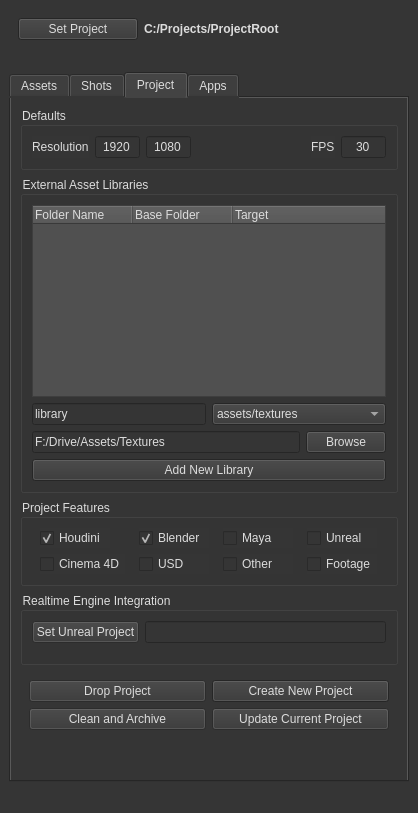
Qt form scripts/ui/project_manager.ui (kurzemnieks/re_pipeline) before a commit.
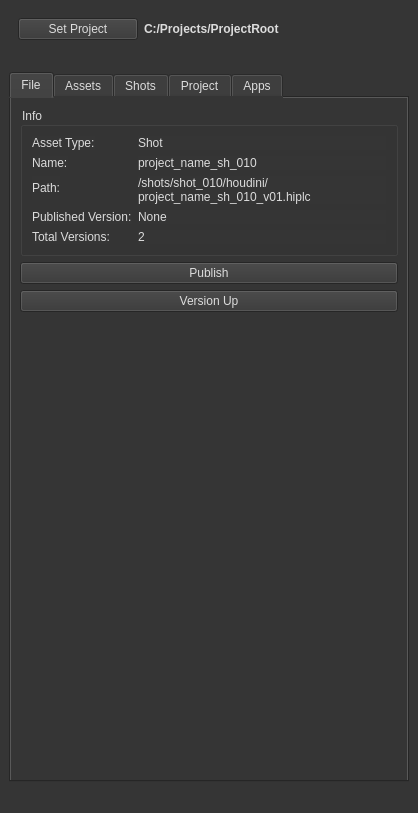
The same form after that commit. Icons and pictures are not drawn.

Commit message: Fixes. Shot frame range from 1001.

```diff
--- a/scripts/ui/project_manager.ui
+++ b/scripts/ui/project_manager.ui
@@ -119,8 +119,172 @@
        <string notr="true"/>
       </property>
       <property name="currentIndex">
-       <number>2</number>
+       <number>0</number>
       </property>
+      <widget class="QWidget" name="tab_Edit">
+       <attribute name="icon">
+        <iconset>
+         <normalon>icons/archive.png</normalon>
+        </iconset>
+       </attribute>
+       <attribute name="title">
+        <string>File</string>
+       </attribute>
+       <attribute name="toolTip">
+        <string>Operations with the active asset or shot!</string>
+       </attribute>
+       <layout class="QVBoxLayout" name="verticalLayout_9">
+        <item>
+         <widget class="QGroupBox" name="groupBox_3">
+          <property name="minimumSize">
+           <size>
+            <width>0</width>
+            <height>0</height>
+           </size>
+          </property>
+          <property name="title">
+           <string>Info</string>
+          </property>
+          <layout class="QFormLayout" name="formLayout_2">
+           <item row="0" column="0">
+            <widget class="QLabel" name="label_2">
+             <property name="text">
+              <string>Asset Type:</string>
+             </property>
+            </widget>
+           </item>
+           <item row="0" column="1">
+            <widget class="QLabel" name="lebelCurrentType">
+             <property name="text">
+              <string>Shot</string>
+             </property>
+             <property name="alignment">
+              <set>Qt::AlignLeading|Qt::AlignLeft|Qt::AlignVCenter</set>
+             </property>
+            </widget>
+           </item>
+           <item row="1" column="0">
+            <widget class="QLabel" name="label_3">
+             <property name="text">
+              <string>Name:</string>
+             </property>
+            </widget>
+           </item>
+           <item row="1" column="1">
+            <widget class="QLabel" name="labelCurrentName">
+             <property name="text">
+              <string>project_name_sh_010</string>
+             </property>
+             <property name="alignment">
+              <set>Qt::AlignLeading|Qt::AlignLeft|Qt::AlignVCenter</set>
+             </property>
+             <property name="textInteractionFlags">
+              <set>Qt::LinksAccessibleByMouse|Qt::TextSelectableByKeyboard|Qt::TextSelectableByMouse</set>
+             </property>
+            </widget>
+           </item>
+           <item row="2" column="0">
+            <widget class="QLabel" name="label_4">
+             <property name="text">
+              <string>Path:</string>
+             </property>
+            </widget>
+           </item>
+           <item row="2" column="1">
+            <widget class="QLabel" name="labelCurrentPath">
+             <property name="text">
+              <string>/shots/shot_010/houdini/project_name_sh_010_v01.hiplc</string>
+             </property>
+             <property name="scaledContents">
+              <bool>false</bool>
+             </property>
+             <property name="alignment">
+              <set>Qt::AlignLeading|Qt::AlignLeft|Qt::AlignVCenter</set>
+             </property>
+             <property name="wordWrap">
+              <bool>true</bool>
+             </property>
+             <property name="textInteractionFlags">
+              <set>Qt::LinksAccessibleByMouse|Qt::TextSelectableByKeyboard|Qt::TextSelectableByMouse</set>
+             </property>
+            </widget>
+           </item>
+           <item row="3" column="0">
+            <widget class="QLabel" name="label_5">
+             <property name="text">
+              <string>Published Version:</string>
+             </property>
+            </widget>
+           </item>
+           <item row="4" column="0">
+            <widget class="QLabel" name="label_6">
+             <property name="text">
+              <string>Total Versions:</string>
+             </property>
+            </widget>
+           </item>
+           <item row="4" column="1">
+            <widget class="QLabel" name="labelTotalVersions">
+             <property name="text">
+              <string>2</string>
+             </property>
+             <property name="alignment">
+              <set>Qt::AlignLeading|Qt::AlignLeft|Qt::AlignVCenter</set>
+             </property>
+            </widget>
+           </item>
+           <item row="3" column="1">
+            <widget class="QLabel" name="labelCurrentLastPubVersion">
+             <property name="text">
+              <string>None</string>
+             </property>
+             <property name="alignment">
+              <set>Qt::AlignLeading|Qt::AlignLeft|Qt::AlignVCenter</set>
+             </property>
+            </widget>
+           </item>
+          </layout>
+         </widget>
+        </item>
+        <item>
+         <widget class="QPushButton" name="buttonPublishCurrent">
+          <property name="text">
+           <string>Publish</string>
+          </property>
+          <property name="icon">
+           <iconset>
+            <normalon>icons/archive.png</normalon>
+           </iconset>
+          </property>
+         </widget>
+        </item>
+        <item>
+         <widget class="QPushButton" name="buttonVersionUpCurrent">
+          <property name="text">
+           <string>Version Up</string>
+          </property>
+          <property name="icon">
+           <iconset>
+            <normalon>icons/new_file_2.png</normalon>
+           </iconset>
+          </property>
+         </widget>
+        </item>
+        <item>
+         <spacer name="verticalSpacer_4">
+          <property name="orientation">
+           <enum>Qt::Vertical</enum>
+          </property>
+          <property name="sizeHint" stdset="0">
+           <size>
+            <width>20</width>
+            <height>40</height>
+           </size>
+          </property>
+         </spacer>
+        </item>
+       </layout>
+      </widget>
       <widget class="QWidget" name="tab_Assets">
        <attribute name="icon">
         <iconset>
```
Left out of the diff: 28 changed lines with no effect on the pictures. The commit also changes 6 other files.
